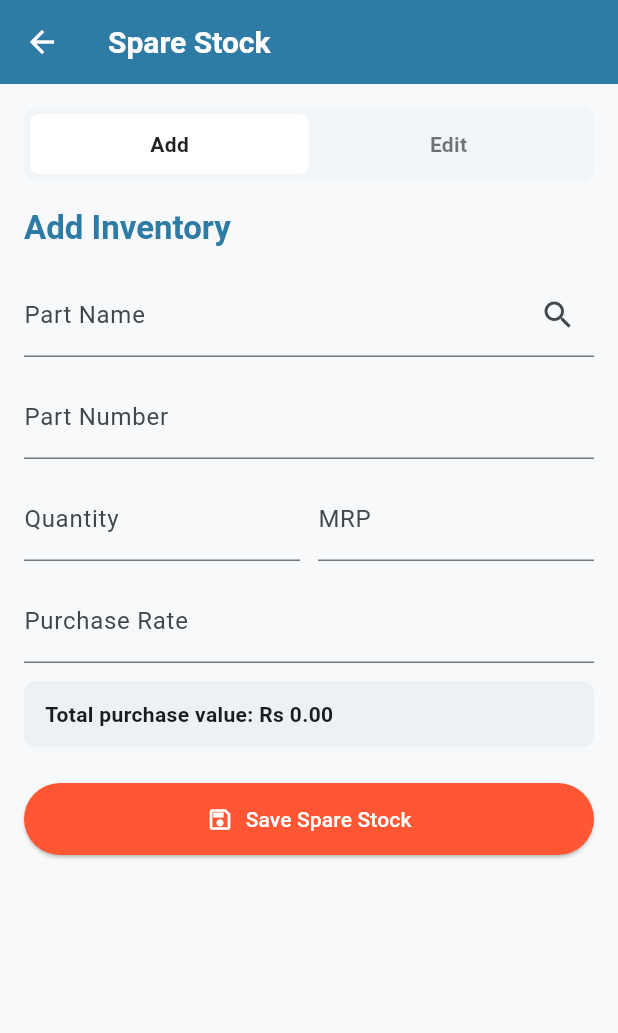
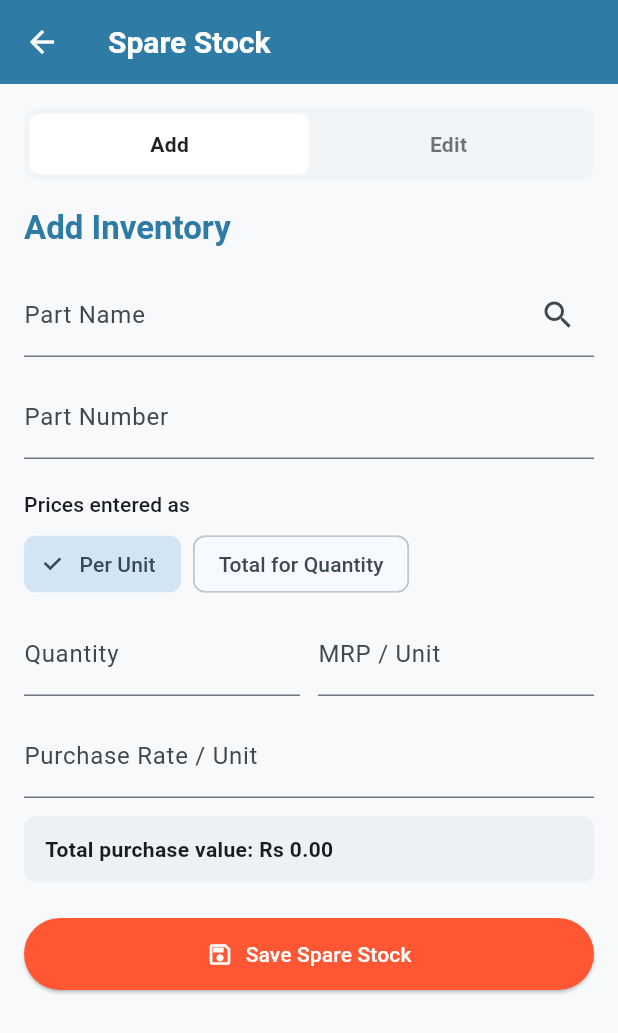
Before and after one commit to aravindpuk/digiauto-frontend, a Flutter app: the SpareForm screen opened directly, on a phone screen of 412 x 824 dp. Shown: the top 1033 px of the screen. Run offline on Flutter 3.47's test engine with Material 3 defaults, Android fonts, the light colour scheme and no system bars; our stand-ins replace animated_bottom_navigation_bar, flutter_bloc, flutter_map, latlong2, shared_preferences, speech_to_text; accounts and stored records are empty.

Commit message:
spare unit updated

```diff
--- a/lib/cubit/manage_job/manage_job_cubit.dart
+++ b/lib/cubit/manage_job/manage_job_cubit.dart
@@ -69,6 +69,7 @@ class ManageJobCubit extends Cubit<List<ChatMessage>> {
   int? pendingSpareQuantity;
   String? pendingSpareStockMrp; // MRP from stock (null = not in stock)
   bool pendingSpareHasStockPrice = false; // true = stock price exists, lock MRP
+  String pendingSparePriceMode = 'unit';
 
   // spare remove
   List<Map<String, dynamic>> existingSpares = [];
@@ -91,7 +92,7 @@ class ManageJobCubit extends Cubit<List<ChatMessage>> {
     if (manageStep == ManageStep.addSpareEnterQuantity) {
       return "Enter quantity";
     }
-    if (manageStep == ManageStep.addSpareEnterMrp) return "Enter MRP (₹)";
+    if (manageStep == ManageStep.addSpareEnterMrp) return "Enter price (₹)";
     return "";
   }
 
@@ -684,20 +685,21 @@ class ManageJobCubit extends Cubit<List<ChatMessage>> {
               "Stock MRP: ₹$mrp\n"
               "Quantity: $quantity\n"
               "Total: ₹${total.toStringAsFixed(2)}\n\n"
-              "Proceed with this MRP?",
+              "Use this price, enter a different unit price, or enter one total amount?",
           isUser: false,
           options: const [
             "Back to Actions",
-            "Yes, Proceed",
-            "Enter Different MRP",
+            "Use Stock Price",
+            "Enter Price Per Unit",
+            "Enter Total Amount",
           ],
           step: 17,
         ),
       ]);
     } else {
-      // Not in stock → must enter MRP manually
-      manageStep = ManageStep.addSpareEnterMrp;
-      _bot("No stock price found. Enter MRP for one item (₹):");
+      // No stock price: choose unit price or one line total.
+      manageStep = ManageStep.addSpareConfirmMrp;
+      _askSparePriceMode();
     }
   }
 
@@ -707,29 +709,50 @@ class ManageJobCubit extends Cubit<List<ChatMessage>> {
       return;
     }
     _user(option);
-    if (option.startsWith("Yes")) {
+    if (option == "Use Stock Price") {
       // Use stock MRP directly
       await _submitSpare(pendingSpareStockMrp!);
     } else {
-      // Let user type a custom MRP
+      pendingSparePriceMode = option == "Total Amount" ? "total" : "unit";
       manageStep = ManageStep.addSpareEnterMrp;
-      _bot("Enter MRP for one item (₹):");
+      _bot(
+        pendingSparePriceMode == "total"
+            ? "Enter the total amount for all $pendingSpareQuantity item(s) (₹):"
+            : "Enter price per item (₹):",
+      );
     }
   }
 
   Future<void> _handleSpareMrpInput(String input) async {
     if (double.tryParse(input) == null) {
-      _bot("Please enter a valid MRP (e.g. 450 or 350.50).");
+      _bot("Please enter a valid price (e.g. 450 or 350.50).");
       return;
     }
     _user(input);
-    await _submitSpare(input);
+    await _submitSpare(input, priceMode: pendingSparePriceMode);
   }
 
-  Future<void> _submitSpare(String mrp) async {
+  void _askSparePriceMode() {
+    emit([
+      ...state,
+      ChatMessage(
+        text:
+            "How would you like to enter the price?\n"
+            "Choose Total Amount for engine oil, brake oil, grease, or other consumables.",
+        isUser: false,
+        options: const ["Back to Actions", "Price Per Unit", "Total Amount"],
+        step: 17,
+      ),
+    ]);
+  }
+
+  Future<void> _submitSpare(String mrp, {String priceMode = 'unit'}) async {
     isBusy = true;
-    final total = ((double.tryParse(mrp) ?? 0) * (pendingSpareQuantity ?? 1))
-        .toStringAsFixed(2);
+    final total =
+        (priceMode == 'total'
+                ? (double.tryParse(mrp) ?? 0)
+                : (double.tryParse(mrp) ?? 0) * (pendingSpareQuantity ?? 1))
+            .toStringAsFixed(2);
     _bot("Adding spare...");
     try {
       final result = await _service.addSpare(
@@ -738,13 +761,14 @@ class ManageJobCubit extends Cubit<List<ChatMessage>> {
         spareName: pendingSpareIsNew ? pendingSpareName : null,
         quantity: pendingSpareQuantity!,
         mrp: mrp,
+        priceMode: priceMode,
         complaintId: selectedComplaintId,
       );
       isBusy = false;
       hasChanges = true;
       _bot(
         '✅ "${result['part_name']}" x${result['quantity']} '
-        '(₹$mrp each • Total ₹$total) added for "$selectedComplaintText".',
+        '(${priceMode == 'total' ? 'Total ₹$total' : '₹$mrp each • Total ₹$total'}) added for "$selectedComplaintText".',
       );
     } catch (e) {
       isBusy = false;
@@ -920,6 +944,7 @@ class ManageJobCubit extends Cubit<List<ChatMessage>> {
     pendingSpareQuantity = null;
     pendingSpareStockMrp = null;
     pendingSpareHasStockPrice = false;
+    pendingSparePriceMode = 'unit';
     spareSearchResults = [];
   }
 
--- a/lib/screens/spare.dart
+++ b/lib/screens/spare.dart
@@ -29,13 +29,20 @@ class _SpareFormState extends State<SpareForm> {
   bool _loadingStock = false;
   bool _searchingSpares = false;
   bool _saving = false;
+  bool _pricesAreTotal = false;
   String? _message;
   bool _isError = false;
 
   double get _totalPurchase {
     final quantity = int.tryParse(_quantityCtrl.text.trim()) ?? 0;
     final rate = double.tryParse(_purchaseRateCtrl.text.trim()) ?? 0;
-    return quantity * rate;
+    return _pricesAreTotal ? rate : quantity * rate;
+  }
+
+  String _unitRate(String enteredAmount, int quantity) {
+    final amount = double.parse(enteredAmount);
+    final rate = _pricesAreTotal ? amount / quantity : amount;
+    return rate.toStringAsFixed(2);
   }
 
   @override
@@ -96,8 +103,8 @@ class _SpareFormState extends State<SpareForm> {
         spareId: spare['id'] as int,
         branchId: branchId,
         quantity: quantity,
-        mrp: mrp,
-        purchaseAmount: purchaseRate,
+        mrp: _unitRate(mrp, quantity),
+        purchaseAmount: _unitRate(purchaseRate, quantity),
       );
 
       _clearForm();
@@ -128,6 +135,13 @@ class _SpareFormState extends State<SpareForm> {
         _showMessage("Enter a valid quantity.", isError: true);
         return;
       }
+      if (_pricesAreTotal && quantity == 0) {
+        _showMessage(
+          "Total price needs a quantity greater than zero.",
+          isError: true,
+        );
+        return;
+      }
       if (double.tryParse(mrp) == null ||
           double.tryParse(purchaseRate) == null) {
         _showMessage("Enter valid MRP and purchase rate.", isError: true);
@@ -151,8 +165,8 @@ class _SpareFormState extends State<SpareForm> {
         await _service.updateStock(
           stockId: _selectedStockId!,
           quantity: quantity!,
-          mrp: mrp,
-          purchaseAmount: purchaseRate,
+          mrp: _unitRate(mrp, quantity),
+          purchaseAmount: _unitRate(purchaseRate, quantity),
         );
       }
       await _loadStock();
@@ -197,6 +211,7 @@ class _SpareFormState extends State<SpareForm> {
     _quantityCtrl.clear();
     _mrpCtrl.clear();
     _purchaseRateCtrl.clear();
+    _pricesAreTotal = false;
     _suggestions = [];
   }
 
@@ -216,6 +231,7 @@ class _SpareFormState extends State<SpareForm> {
       _quantityCtrl.clear();
       _mrpCtrl.clear();
       _purchaseRateCtrl.clear();
+      _pricesAreTotal = false;
     }
     _debounce?.cancel();
     _debounce = Timer(const Duration(milliseconds: 280), () async {
@@ -285,6 +301,7 @@ class _SpareFormState extends State<SpareForm> {
         _quantityCtrl.text = (stock['quantity'] ?? '').toString();
         _mrpCtrl.text = (stock['mrp'] ?? '').toString();
         _purchaseRateCtrl.text = (stock['purchase_amount'] ?? '').toString();
+        _pricesAreTotal = false;
       }
       _suggestions = [];
       _message = null;
@@ -317,6 +334,7 @@ class _SpareFormState extends State<SpareForm> {
       _quantityCtrl.clear();
       _mrpCtrl.clear();
       _purchaseRateCtrl.clear();
+      _pricesAreTotal = false;
     });
     if (editMode) _loadStock();
   }
@@ -351,6 +369,9 @@ class _SpareFormState extends State<SpareForm> {
               label: "Part Number",
               hint: "Optional",
             ),
+            const SizedBox(height: 8),
+            _priceEntryMode(theme),
+            const SizedBox(height: 8),
             Row(
               children: [
                 Expanded(
@@ -366,7 +387,9 @@ class _SpareFormState extends State<SpareForm> {
                 Expanded(
                   child: _textField(
                     controller: _mrpCtrl,
-                    label: "MRP",
+                    label: _pricesAreTotal
+                        ? "Selling Amount (Total)"
+                        : "MRP / Unit",
                     keyboardType: TextInputType.number,
                   ),
                 ),
@@ -374,7 +397,9 @@ class _SpareFormState extends State<SpareForm> {
             ),
             _textField(
               controller: _purchaseRateCtrl,
-              label: "Purchase Rate",
+              label: _pricesAreTotal
+                  ? "Purchase Amount (Total)"
+                  : "Purchase Rate / Unit",
               keyboardType: TextInputType.number,
               onChanged: (_) => setState(() {}),
             ),
@@ -418,6 +443,39 @@ class _SpareFormState extends State<SpareForm> {
           ],
         ),
       ),
+    );
+  }
+
+  Widget _priceEntryMode(ThemeData theme) {
+    return Column(
+      crossAxisAlignment: CrossAxisAlignment.start,
+      children: [
+        Text("Prices entered as", style: theme.textTheme.labelLarge),
+        const SizedBox(height: 6),
+        Wrap(
+          spacing: 8,
+          children: [
+            ChoiceChip(
+              label: const Text("Per Unit"),
+              selected: !_pricesAreTotal,
+              onSelected: (_) => setState(() => _pricesAreTotal = false),
+            ),
+            ChoiceChip(
+              label: const Text("Total for Quantity"),
+              selected: _pricesAreTotal,
+              onSelected: (_) => setState(() => _pricesAreTotal = true),
+            ),
+          ],
+        ),
+        if (_pricesAreTotal)
+          const Padding(
+            padding: EdgeInsets.only(top: 6),
+            child: Text(
+              "The total is divided by quantity and saved as the inventory unit rate.",
+              style: TextStyle(color: Colors.black54, fontSize: 12),
+            ),
+          ),
+      ],
     );
   }
 
--- a/lib/services/manage_job_service.dart
+++ b/lib/services/manage_job_service.dart
@@ -157,6 +157,7 @@ class ManageJobService {
     String? spareName,
     required int quantity,
     required String mrp,
+    String priceMode = 'unit',
     int? complaintId,
   }) async {
     final uri = Uri.parse(baseUrl + ApiEndpoints.jobCardSpare(jobcardId));
@@ -168,6 +169,7 @@ class ManageJobService {
         if (spareName != null) 'spare_name': spareName,
         'quantity': quantity,
         'mrp': mrp,
+        'price_mode': priceMode,
         if (complaintId != null) 'complaint_id': complaintId,
       }),
     );
--- a/pubspec.yaml
+++ b/pubspec.yaml
@@ -16,7 +16,7 @@ publish_to: 'none' # Remove this line if you wish to publish to pub.dev
 # https://developer.apple.com/library/archive/documentation/General/Reference/InfoPlistKeyReference/Articles/CoreFoundationKeys.html
 # In Windows, build-name is used as the major, minor, and patch parts
 # of the product and file versions while build-number is used as the build suffix.
-version: 1.0.1+7
+version: 1.0.1+8
 
 environment:
   sdk: ^3.9.2
```
